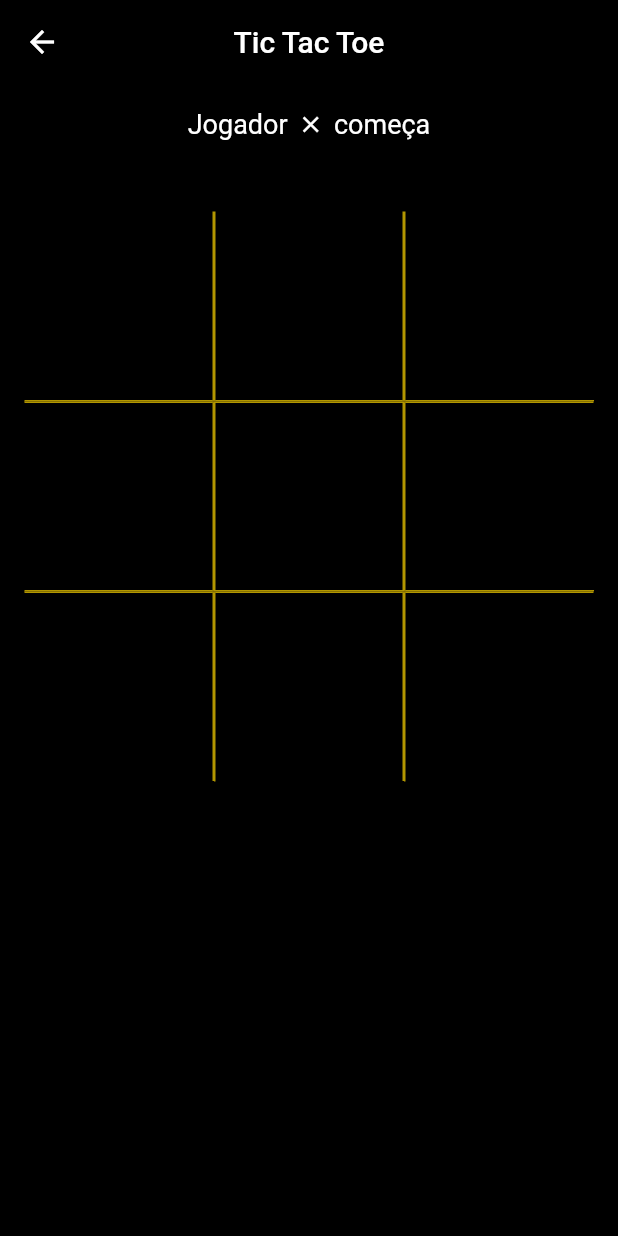
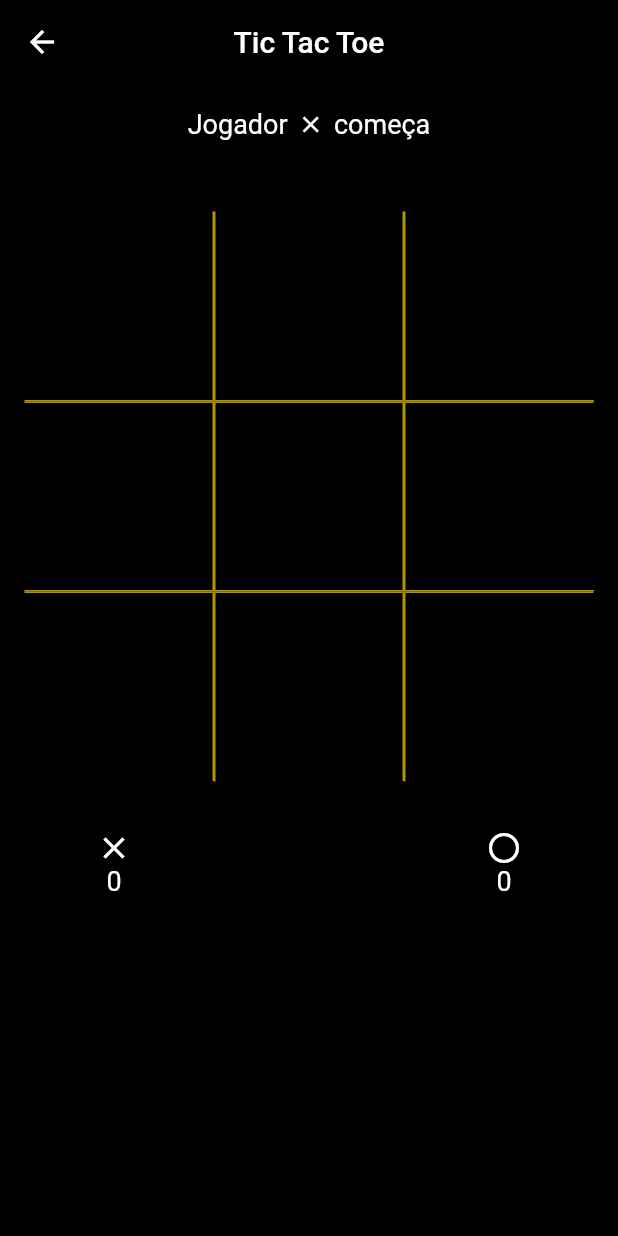
Before and after one commit to ivanknobel/tic-tac-toe, a Flutter app: the NormalGamePage screen opened directly, on a phone screen of 412 x 824 dp. Run offline on Flutter 3.47's test engine with Material 2 defaults, Android fonts, the phone set to English and light mode, and no system bars; our stand-ins replace flutter_bloc, get_it, google_fonts.

Commit message:
show players score on game page

```diff
--- a/tic_tac_toe/lib/game/blocs/match_bloc.dart
+++ b/tic_tac_toe/lib/game/blocs/match_bloc.dart
@@ -11,9 +11,10 @@ class MatchBloc extends Cubit<MatchState> {
     if (whoWon != null) {
       newState.match.points[whoWon] = (newState.match.points[whoWon] ?? 0) + 1;
     } else {
-      newState.match.points.forEach((key, value) {
-        value += 0.5;
-      });
+      newState.match.points[Player.x] =
+          (newState.match.points[Player.x] ?? 0) + 0.5;
+      newState.match.points[Player.o] =
+          (newState.match.points[Player.o] ?? 0) + 0.5;
     }
     emit(newState);
   }
--- a/tic_tac_toe/lib/game/blocs/match_state.dart
+++ b/tic_tac_toe/lib/game/blocs/match_state.dart
@@ -6,6 +6,8 @@ abstract class MatchState {
   MatchState(this.match);
 
   GameModel get currentGame => match.games.last;
+  double get xPoints => match.points[Player.x] ?? 0;
+  double get oPoints => match.points[Player.o] ?? 0;
 }
 
 class MatchStateOngoing extends MatchState {
--- a/tic_tac_toe/lib/game/pages/normal_game_page.dart
+++ b/tic_tac_toe/lib/game/pages/normal_game_page.dart
@@ -46,17 +46,34 @@ class _NormalGamePageState extends State<NormalGamePage> {
                         padding: EdgeInsets.all(16),
                         child: GameBoard(),
                       ),
+                      const SizedBox(
+                        height: 16,
+                      ),
+                      Padding(
+                        padding: const EdgeInsets.symmetric(horizontal: 64),
+                        child: Row(
+                          crossAxisAlignment: CrossAxisAlignment.center,
+                          mainAxisAlignment: MainAxisAlignment.center,
+                          children: [
+                            _playerScore(Player.x, _matchBloc.state.xPoints),
+                            Expanded(
+                              child: Container(),
+                            ),
+                            _playerScore(Player.o, _matchBloc.state.oPoints),
+                          ],
+                        ),
+                      ),
                       if (gameState is GameStateFinished) ...[
                         const SizedBox(
-                          height: 32,
+                          height: 16,
                         ),
                         MainButton(
-                          text: "Reiniciar",
+                          text: "Novo jogo",
                           action: () {
                             _matchBloc.newGame();
                           },
                         )
-                      ]
+                      ],
                     ],
                   );
                 },
@@ -135,14 +152,26 @@ class _NormalGamePageState extends State<NormalGamePage> {
     );
   }
 
-  Icon _getPlayerIcon(Player? player) {
+  Widget _playerScore(Player player, double score) {
+    return Column(
+      children: [
+        _getPlayerIcon(player, size: 24),
+        Text(
+          (score.truncateToDouble() == score) ? score.toStringAsFixed(0) : score.toString(),
+          style: const TextStyle(color: Colors.white, fontSize: 18),
+        )
+      ],
+    );
+  }
+
+  Icon _getPlayerIcon(Player? player, {double size = 18}) {
     return Icon(
       (player == Player.x)
           ? Icons.close
           : (player == Player.o)
               ? Icons.circle_outlined
               : null,
-      size: 18,
+      size: size,
     );
   }
 }
```
